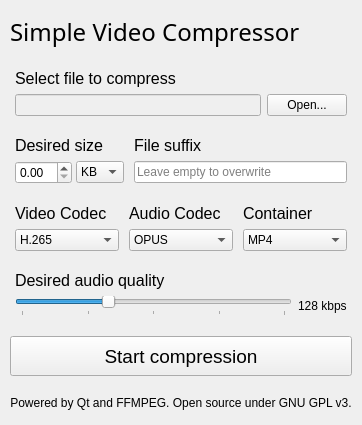
Thurinum/simple-media-encoder, file mainwindow.ui: the form before one commit.
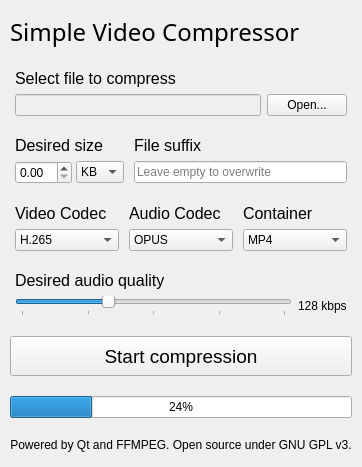
The form after the commit. Icons and pictures are not drawn.

What changed in the file:
```diff
--- a/mainwindow.ui
+++ b/mainwindow.ui
@@ -617,6 +617,13 @@
       </property>
      </widget>
     </item>
+    <item>
+     <widget class="QProgressBar" name="progressBar">
+      <property name="value">
+       <number>24</number>
+      </property>
+     </widget>
+    </item>
     <item>
      <widget class="QLabel" name="acknowledgements">
       <property name="text">
```
Left out of the diff: 14 changed lines with no effect on the pictures.
